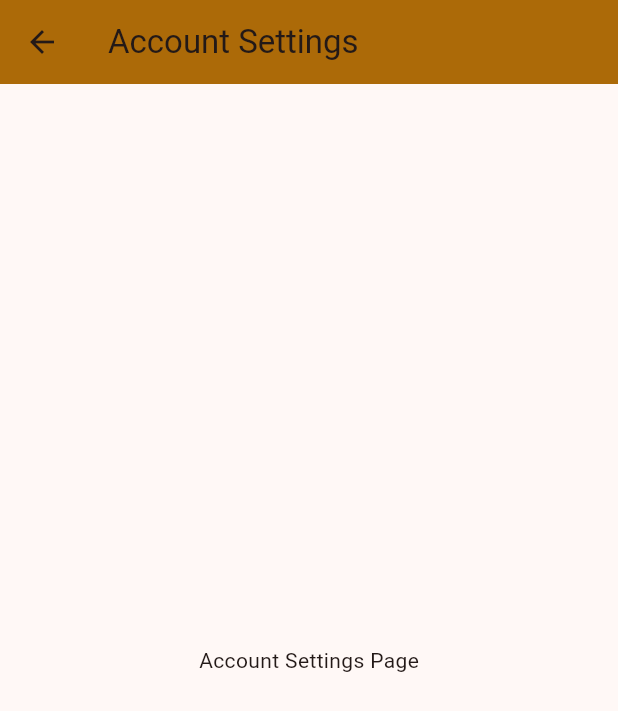
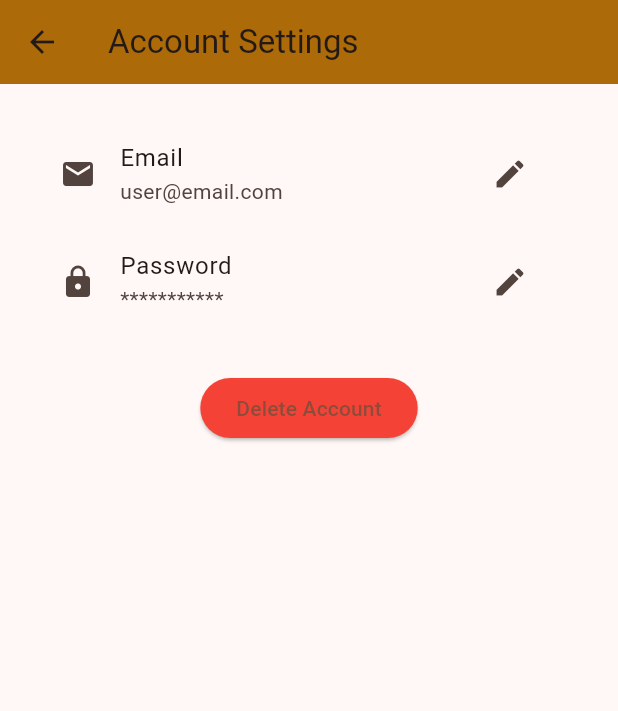
Before and after one commit to SwintonStreet/GiftAppTest, a Flutter app: the WishlistsPage screen opened directly, item 5 of the bottom bar chosen, after a tap on "Account Settings", on a phone screen of 412 x 824 dp. Shown: the top 711 px of the screen. Run offline on Flutter 3.47's test engine with Material 3 defaults, Android fonts, the light colour scheme and no system bars.

Commit message:
Added and updated new pages

```diff
--- a/lib/account_settings.dart
+++ b/lib/account_settings.dart
@@ -1,7 +1,48 @@
 import 'package:flutter/material.dart';
 
-class AccountSettingsPage extends StatelessWidget {
+class AccountSettingsPage extends StatefulWidget {
   const AccountSettingsPage({super.key});
+
+  @override
+  State<AccountSettingsPage> createState() => _AccountSettingsPageState();
+}
+
+class _AccountSettingsPageState extends State<AccountSettingsPage> {
+  String email = 'user@email.com';
+  String password = 'password123';
+
+  void editField({
+    required String title,
+    required String initialValue,
+    required bool obscure,
+    required Function(String) onSave,
+  }) {
+    final controller = TextEditingController(text: initialValue);
+    showDialog(
+      context: context,
+      builder: (context) => AlertDialog(
+        title: Text('Edit $title'),
+        content: TextField(
+          controller: controller,
+          obscureText: obscure,
+          decoration: InputDecoration(labelText: title),
+        ),
+        actions: [
+          TextButton(
+            onPressed: () => Navigator.pop(context),
+            child: const Text('Cancel'),
+          ),
+          ElevatedButton(
+            onPressed: () {
+              onSave(controller.text);
+              Navigator.pop(context);
+            },
+            child: const Text('Save'),
+          ),
+        ],
+      ),
+    );
+  }
 
   @override
   Widget build(BuildContext context) {
@@ -10,7 +51,56 @@ class AccountSettingsPage extends StatelessWidget {
         title: const Text('Account Settings'),
         backgroundColor: const Color.fromARGB(255, 172, 106, 8),
       ),
-      body: const Center(child: Text('Account Settings Page')),
+      body: ListView(
+        padding: const EdgeInsets.all(24.0),
+        children: [
+          ListTile(
+            leading: const Icon(Icons.email),
+            title: const Text('Email'),
+            subtitle: Text(email),
+            trailing: IconButton(
+              icon: const Icon(Icons.edit),
+              onPressed: () {
+                editField(
+                  title: 'Email',
+                  initialValue: email,
+                  obscure: false,
+                  onSave: (val) => setState(() => email = val),
+                );
+              },
+            ),
+          ),
+          ListTile(
+            leading: const Icon(Icons.lock),
+            title: const Text('Password'),
+            subtitle: Text('*' * password.length),
+            trailing: IconButton(
+              icon: const Icon(Icons.edit),
+              onPressed: () {
+                editField(
+                  title: 'Password',
+                  initialValue: password,
+                  obscure: true,
+                  onSave: (val) => setState(() => password = val),
+                );
+              },
+            ),
+          ),
+          const SizedBox(height: 24),
+          Center(
+            child: ElevatedButton(
+              style: ElevatedButton.styleFrom(backgroundColor: Colors.red),
+              onPressed: () {
+                // Add delete logic here
+                ScaffoldMessenger.of(context).showSnackBar(
+                  const SnackBar(content: Text('Account deleted!')),
+                );
+              },
+              child: const Text('Delete Account'),
+            ),
+          ),
+        ],
+      ),
     );
   }
 }
--- a/lib/wishlist_page.dart
+++ b/lib/wishlist_page.dart
@@ -2,6 +2,7 @@ import 'package:flutter/material.dart';
 import 'settings_page.dart';
 import 'friends_page.dart';
 import 'group_page.dart';
+import 'add_new_wishlist.dart';
 import 'add_new_item.dart';
 
 class WishlistsPage extends StatelessWidget {
@@ -14,7 +15,58 @@ class WishlistsPage extends StatelessWidget {
         title: const Text('My Wishlists'),
         backgroundColor: const Color.fromARGB(255, 172, 106, 8),
       ),
-      body: const SizedBox.expand(),
+      body: Stack(
+        children: [
+          const SizedBox.expand(),
+          Positioned(
+            left: 24,
+            right: 24,
+            bottom: 80, // Just above the navigation bar
+            child: GestureDetector(
+              onTap: () {
+                Navigator.push(
+                  context,
+                  MaterialPageRoute(
+                    builder: (context) => const AddNewWishlistPage(),
+                  ),
+                );
+              },
+              child: Container(
+                padding: const EdgeInsets.symmetric(
+                  horizontal: 24,
+                  vertical: 16,
+                ),
+                decoration: BoxDecoration(
+                  color: Colors.orange[50],
+                  borderRadius: BorderRadius.circular(32),
+                  boxShadow: [
+                    BoxShadow(
+                      color: Colors.black12,
+                      blurRadius: 8,
+                      offset: Offset(0, 2),
+                    ),
+                  ],
+                ),
+                child: Row(
+                  mainAxisAlignment: MainAxisAlignment.center,
+                  children: const [
+                    Icon(Icons.add, color: Color.fromARGB(255, 214, 56, 8)),
+                    SizedBox(width: 12),
+                    Text(
+                      'Add New Wishlist',
+                      style: TextStyle(
+                        color: Color.fromARGB(255, 214, 56, 8),
+                        fontWeight: FontWeight.bold,
+                        fontSize: 18,
+                      ),
+                    ),
+                  ],
+                ),
+              ),
+            ),
+          ),
+        ],
+      ),
       bottomNavigationBar: BottomNavigationBar(
         type: BottomNavigationBarType.fixed,
         items: [
```
Also changed, not shown: lib/add_new_wishlist.dart (added, +86 -0 lines), lib/my_profile_page.dart (+0 -26 lines).
